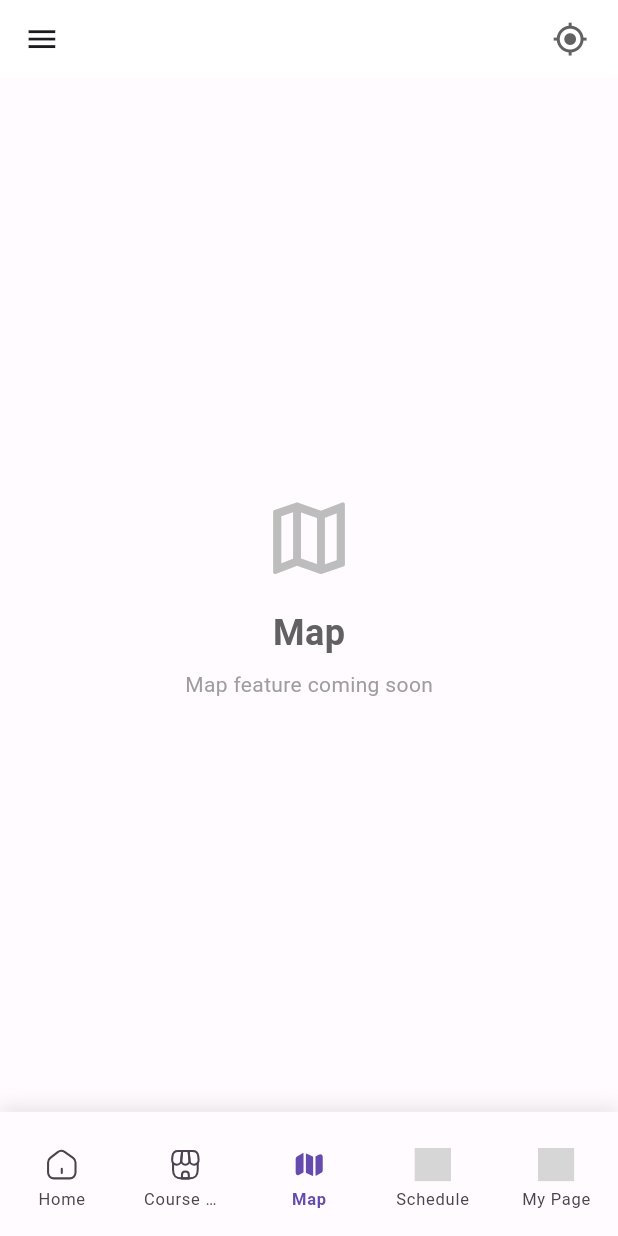
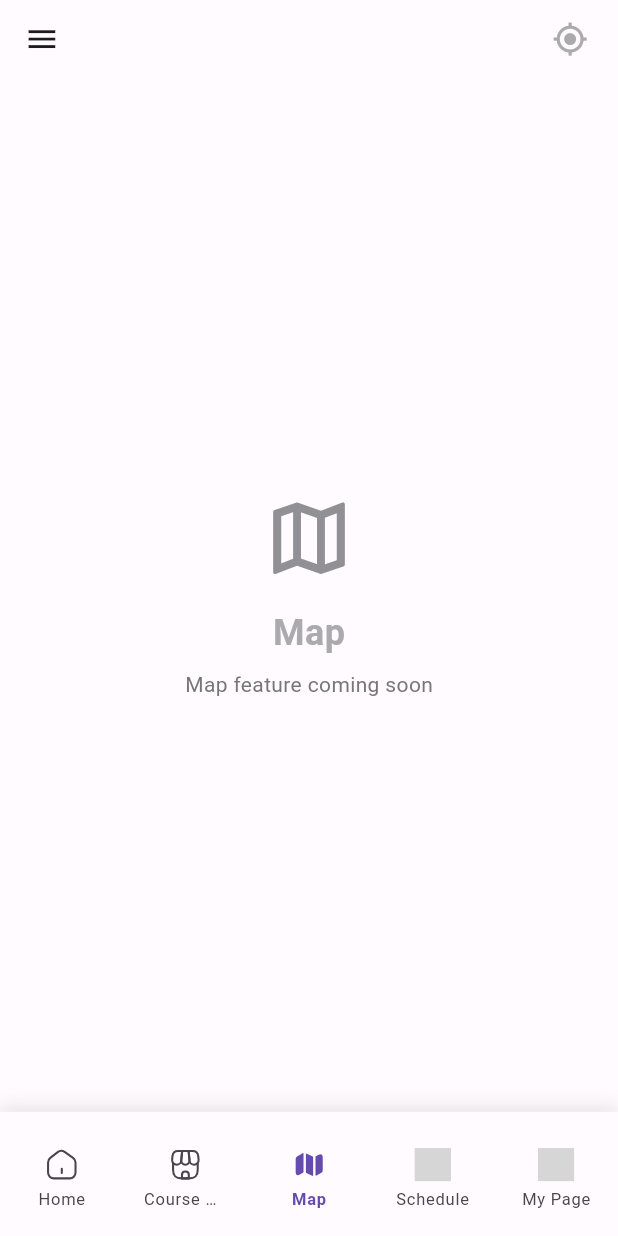
Before and after one commit to TEAM-Tripgether/tripgether-flutter, a Flutter app: the MapScreen screen opened by its route, on a phone screen of 412 x 824 dp. Run offline on Flutter 3.47's test engine with Material 3 defaults, Android fonts, the phone set to English and light mode, and no system bars; our stand-ins replace cached_network_image, dio, flutter_animate, flutter_dotenv, flutter_expandable_fab, flutter_riverpod and 10 more; accounts and stored records are empty; generated files the repository leaves out were written again; Roboto replaces fonts that are missing (Pretendard); grey boxes are pictures that could not be loaded.

Commit message:
디자인 시스템 및 i18n 통일성 개선 : refactor : map_screen 인라인 Colors를 AppColors로 교체, AppStrings를 AppLocalizations로 통일 https://github.com/TEAM-Tripgether/tripgether-flutter/issues/28
🤖 Generated with [Claude Code](https://claude.com/claude-code)

Co-Authored-By: Claude <noreply@anthropic.com>

```diff
--- a/lib/features/map/presentation/screens/map_screen.dart
+++ b/lib/features/map/presentation/screens/map_screen.dart
@@ -2,7 +2,7 @@ import 'package:flutter/material.dart';
 import 'package:flutter_riverpod/flutter_riverpod.dart';
 import 'package:flutter_screenutil/flutter_screenutil.dart';
 import '../../../../shared/widgets/common/common_app_bar.dart';
-import '../../../../core/constants/app_strings.dart';
+import '../../../../core/theme/app_colors.dart';
 import '../../../../core/theme/app_spacing.dart';
 import '../../../../core/theme/app_text_styles.dart';
 import '../../../../l10n/app_localizations.dart';
@@ -23,7 +23,7 @@ class MapScreen extends ConsumerWidget {
       // 제목 없이 미니멀하게 구성하여 지도 공간을 극대화
       appBar: CommonAppBar(
         title: '', // 제목 없음으로 지도 공간 극대화
-        backgroundColor: Colors.white.withValues(
+        backgroundColor: AppColors.surface.withValues(
           alpha: 0.95,
         ), // 반투명 배경으로 지도 일부가 보이도록
         elevation: 0, // 그림자 없음
@@ -39,7 +39,7 @@ class MapScreen extends ConsumerWidget {
             icon: Icon(
               Icons.my_location_outlined,
               size: 24.w,
-              color: Colors.grey[700],
+              color: AppColors.neutral70,
             ),
             onPressed: () {
               debugPrint("임시 디버그 메시지");
@@ -54,16 +54,16 @@ class MapScreen extends ConsumerWidget {
         child: Column(
           mainAxisAlignment: MainAxisAlignment.center,
           children: [
-            Icon(Icons.map_outlined, size: 64.w, color: Colors.grey[400]),
+            Icon(Icons.map_outlined, size: 64.w, color: AppColors.neutral60),
             AppSpacing.verticalSpaceLG,
             Text(
-              AppStrings.of(context).navMap,
-              style: AppTextStyles.headlineSmall.copyWith(color: Colors.grey[700]),
+              l10n.navMap,
+              style: AppTextStyles.headlineSmall.copyWith(color: AppColors.neutral70),
             ),
             AppSpacing.verticalSpaceSM,
             Text(
               l10n.mapPlaceholder,
-              style: AppTextStyles.bodyMedium.copyWith(color: Colors.grey[500]),
+              style: AppTextStyles.bodyMedium.copyWith(color: AppColors.neutral50),
             ),
           ],
         ),
```
